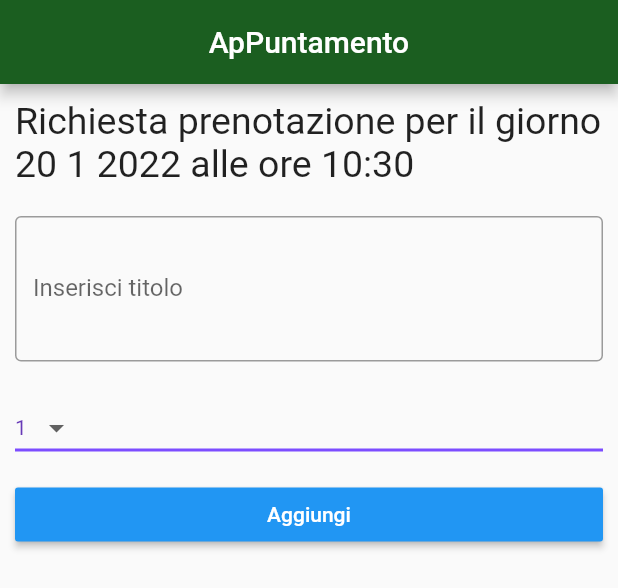
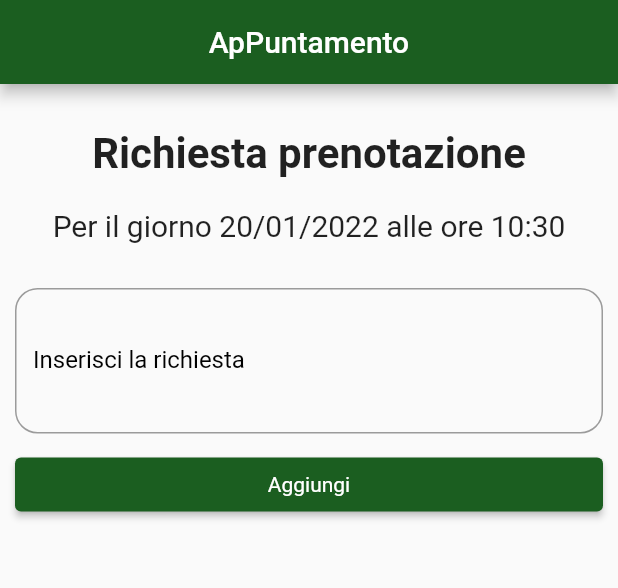
Before and after one commit to maub69/ApPrenotami2, a Flutter app: the CreaAppuntamento widget shown alone on an empty page, opened directly with empty values, on a phone screen of 412 x 824 dp. Shown: the top 588 px of the screen. Run offline on Flutter 3.47's test engine with Material 2 defaults, Android fonts, the light colour scheme and no system bars; our stand-ins replace better_player, cached_network_image, connectivity_plus, file, file_picker, firebase_core and 9 more; missing offline and left inert: alert, flutter_inappwebview, flutter_notification_channel, images_picker, loading, multipart_request and 5 more; accounts and stored records are empty; network calls fail.

Commit message:
sistemato crea appuntamento da calendario

```diff
--- a/lib/calendario.dart
+++ b/lib/calendario.dart
@@ -30,7 +30,10 @@ class _StateCalendario extends State<Calendario> {
   @override
   Widget build(BuildContext context) {
     return Model(
-      textAppBar: Utility.calendari.where((element) => element.id == Utility.idCalendarioAperto).first.name,
+        textAppBar: Utility.calendari
+            .where((element) => element.id == Utility.idCalendarioAperto)
+            .first
+            .name,
         body: new Builder(builder: (BuildContext context) {
           return SfCalendar(
             view: CalendarView.week,
@@ -87,6 +90,7 @@ class Disponibilita {
   String descrizione;
   DateTime from;
   DateTime to;
+  bool hasDurata;
   bool isAllDay;
   String prenotato;
   Function(String title, String body, String messageAdmin, Color color)
@@ -97,7 +101,8 @@ class Disponibilita {
       this.from,
       this.to,
       this.prenotato,
-      this.isAllDay = false});
+      this.isAllDay = false,
+      this.hasDurata});
 
   Color get background {
     if (prenotato == "1") {
--- a/lib/creaAppuntamento.dart
+++ b/lib/creaAppuntamento.dart
@@ -6,9 +6,8 @@ import 'package:loading/loading.dart';
 import 'package:mia_prima_app/calendario.dart';
 import 'package:mia_prima_app/model.dart';
 import 'package:mia_prima_app/utility/endpoint.dart';
+import 'package:http/http.dart' as http;
 import 'package:mia_prima_app/utility/utility.dart';
-import 'package:path/path.dart';
-import 'package:http/http.dart' as http;
 
 class CreaAppuntamento extends StatefulWidget {
   final Disponibilita disponibilita;
@@ -28,24 +27,9 @@ class _StateCreaAppuntamento extends State<CreaAppuntamento> {
   Widget childAggiungi = Text("Aggiungi");
   Function _onPressedAggiungi;
 
-  String _defaulVolteRicorsivo = "1";
-  String _correnteVolteRicorsivo;
-  List<String> _volteRicorsivo = [
-    "1",
-    "2",
-    "3",
-    "4",
-    "5",
-    "6",
-    "7",
-    "8",
-    "9",
-    "10",
-  ];
-
   @override
   void initState() {
-    _correnteVolteRicorsivo = _defaulVolteRicorsivo;
+    super.initState();
     _onPressedAggiungi = _aggiungiFrase;
   }
 
@@ -55,55 +39,69 @@ class _StateCreaAppuntamento extends State<CreaAppuntamento> {
     return Model(
       body: ListView(children: [
         Padding(
-          padding: EdgeInsets.all(10),
+          padding: EdgeInsets.only(top: 30, bottom: 20),
           child: Text(
-            "Richiesta prenotazione per il giorno ${widget.disponibilita.from.day} ${widget.disponibilita.from.month} ${widget.disponibilita.from.year} alle ore ${widget.disponibilita.from.hour}:${widget.disponibilita.from.minute}",
-            style: TextStyle(fontSize: 25),
+            "Richiesta prenotazione",
+            textAlign: TextAlign.center,
+            style: TextStyle(fontSize: 28, fontWeight: FontWeight.bold),
           ),
         ),
+        Padding(
+          padding: EdgeInsets.only(bottom: 20, right: 10, left: 10),
+          child: Text(
+            Utility.getDateStringFromDateTime(
+                                widget.disponibilita.from,
+                                "Per il giorno dd/MM/yyyy ") + "alle ore " +
+                                Utility.getDateStringFromDateTime(
+                                widget.disponibilita.from,
+                                "HH:mm"),
+            textAlign: TextAlign.center,
+            style: TextStyle(fontSize: 20),
+          ),
+        ),
+        widget.disponibilita.hasDurata ? Padding(
+          padding: EdgeInsets.only(bottom: 20, right: 10, left: 10),
+          child: Text(
+            "Durata prevista ${Utility.formattaDurata(widget.disponibilita.from, widget.disponibilita.to)}",
+            textAlign: TextAlign.center,
+            style: TextStyle(fontSize: 20),
+          ),
+        ) : Container(),
         Container(
           padding: EdgeInsets.all(10),
           child: TextField(
+                style: TextStyle(color: Colors.black),
                 keyboardType: TextInputType.multiline,
                 minLines: 3,
                 maxLines: null,
+                cursorColor: Colors.black,
                 controller: testoController,
                 decoration: InputDecoration(
-              border: OutlineInputBorder(),
-              labelText: 'Inserisci titolo',
+                  focusedBorder: OutlineInputBorder(
+                          borderSide: BorderSide(color: Colors.black),
+                        ),
+                  border: OutlineInputBorder(
+                          borderRadius: BorderRadius.all(Radius.circular(15.0)),
+                          borderSide: BorderSide(
+                            color: Colors.black,
+                            width: 1.0,
+                            style: BorderStyle.solid,
                           ),
                         ),
+                  labelText: 'Inserisci la richiesta',
+                  labelStyle: TextStyle(color: Colors.black),
+
                 ),
-        Container(
-          padding: EdgeInsets.all(10),
-          child: DropdownButton<String>(
-            value: _correnteVolteRicorsivo,
-            iconSize: 24,
-            elevation: 16,
-            style: TextStyle(color: Colors.deepPurple),
-            underline: Container(
-              height: 2,
-              color: Colors.deepPurpleAccent,
-            ),
-            onChanged: (String newValue) {
-              setState(() {
-                _correnteVolteRicorsivo = newValue;
-              });
-            },
-            items:
-                _volteRicorsivo.map<DropdownMenuItem<String>>((String value) {
-              return DropdownMenuItem<String>(
-                value: value,
-                child: Text(value),
-              );
-            }).toList(),
+
               ),
         ),
         Container(
             padding: EdgeInsets.fromLTRB(10, 0, 10, 0),
-            child: RaisedButton(
-                textColor: Colors.white,
-                color: Colors.blue,
+            child: ElevatedButton(
+                style: ElevatedButton.styleFrom(
+                  primary: Colors.green[900],
+                  textStyle: TextStyle(color: Colors.white)
+                ),
                 child: Center(
                   child: childAggiungi,
                 ),
@@ -124,7 +122,6 @@ class _StateCreaAppuntamento extends State<CreaAppuntamento> {
       "id_calendario": widget.idCalendario,
       "start_time": widget.disponibilita.from.toString(),
       "end_time": widget.disponibilita.to.toString(),
-      "ricorsiva": _correnteVolteRicorsivo,
       "descrizione": testoController.text.trim(),
     }).then((value) {
       print("testo: " + EndPoint.getUrl(EndPoint.CREA_APPUNTAMENTO));
@@ -132,7 +129,13 @@ class _StateCreaAppuntamento extends State<CreaAppuntamento> {
       Navigator.pop(context);
       Navigator.pop(context);
       Map<String, dynamic> jsonResponse = jsonDecode(value.body);
-      widget.disponibilita.showMessage((jsonResponse["response"] == 1)?"Richiesta ricevuta correttamente":"Richiesta non inoltrata", jsonResponse["messagge"], jsonResponse["messagge_admin"], (jsonResponse["response"] == 1)?Colors.green:Colors.red);
+      widget.disponibilita.showMessage(
+          (jsonResponse["response"] == 1)
+              ? "Richiesta ricevuta correttamente"
+              : "Richiesta non inoltrata",
+          jsonResponse["messagge"],
+          jsonResponse["messagge_admin"],
+          (jsonResponse["response"] == 1) ? Colors.green : Colors.red);
     });
   }
 }
--- a/lib/login.dart
+++ b/lib/login.dart
@@ -55,7 +55,6 @@ class _LoginState extends State<Login> {
     super.initState();
   }
 
-  //TODO inserire il box sotto informativo come nel wireframe
   @override
   Widget build(BuildContext context) {
     contextGlobal = context;
--- a/lib/popup_menu_appuntamenti.dart
+++ b/lib/popup_menu_appuntamenti.dart
@@ -1,4 +1,3 @@
-import 'package:flutter/cupertino.dart';
 import 'package:flutter/material.dart';
 import 'package:mia_prima_app/utility/endpoint.dart';
 import 'package:pop_bottom_menu/pop_bottom_menu.dart';
--- a/lib/utility/convertSettimanaInCalendario.dart
+++ b/lib/utility/convertSettimanaInCalendario.dart
@@ -53,7 +53,8 @@ class ConvertSettimanaInCalendario {
             descrizione: disponibilita.toString(),
             from: start,
             to: end,
-            prenotato: "1"));
+            prenotato: "1",
+            hasDurata: element["has_durata"]));
       });
     });
     return meetings;
```
Also changed, not shown: lib/chatpage.dart (+33 -32 lines), lib/listaPrenotazioniFuture.dart (+16 -0 lines), lib/utility/utility.dart (+35 -12 lines), lib/visualizzaPrenotazioneFutura.dart (+15 -2 lines). Lines whose indentation alone changed are shown as unchanged.
